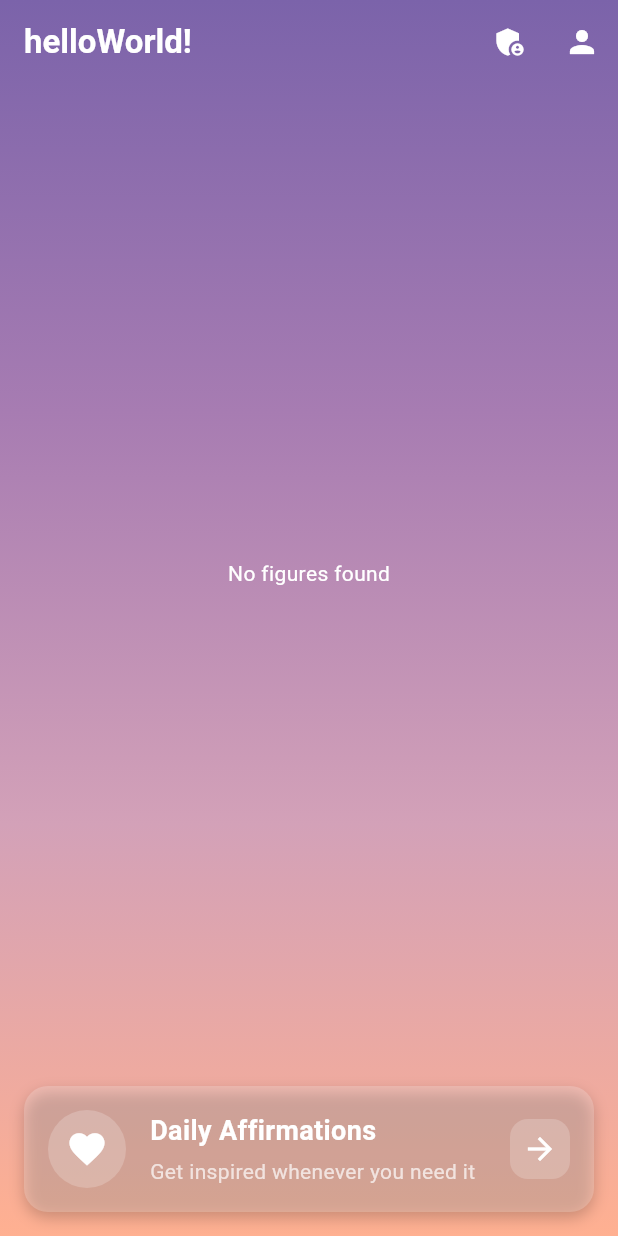
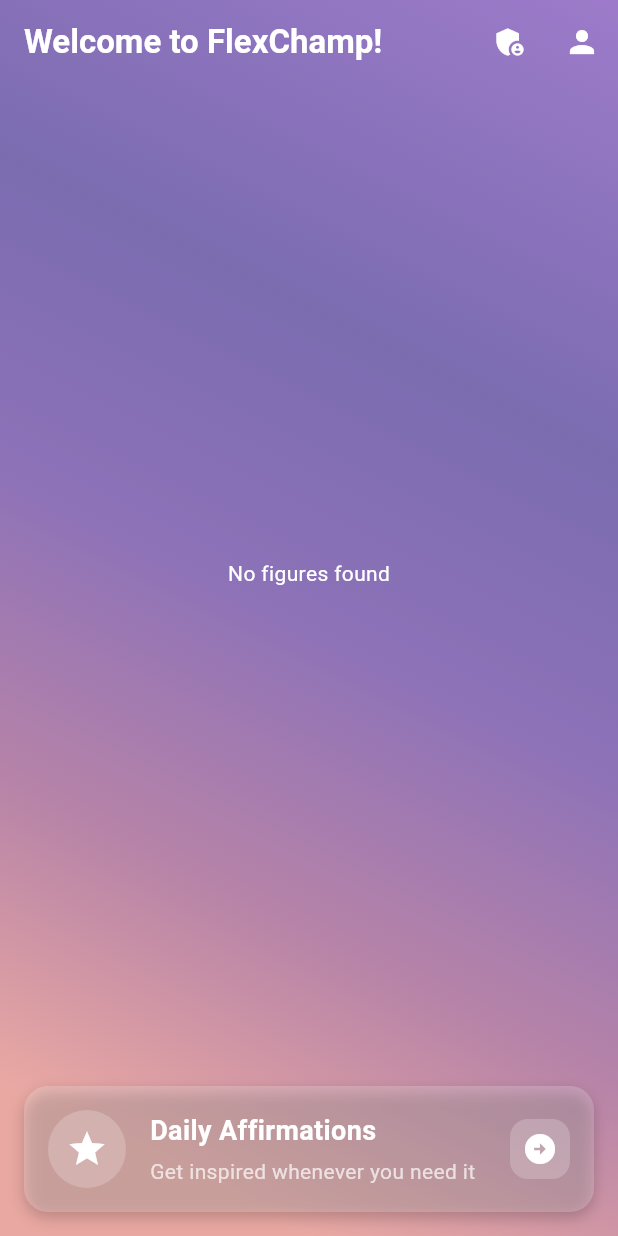
Before and after one commit to andrzejka-dev/flexchamp, a Flutter app: the screen it shows once a user with an empty profile is signed in, on a phone screen of 412 x 824 dp. Run offline on Flutter 3.47's test engine with Material 3 defaults, Android fonts, the phone set to English and light mode, and no system bars; our stand-ins replace bloc, cloud_firestore, dio, firebase_auth, firebase_core, firebase_storage and 3 more; missing offline and left inert: firebase_ui_auth; accounts and stored records are empty; generated files the repository leaves out were written again.

Commit message:
Change background colors in home_page.dart

```diff
--- a/lib/features/home/page/home_page.dart
+++ b/lib/features/home/page/home_page.dart
@@ -9,7 +9,6 @@ import 'package:flexchamp/features/home/cubit/figure_cubit.dart';
 import 'package:flexchamp/features/home/cubit/figure_state.dart';
 import 'package:flutter/material.dart';
 import 'package:flutter_bloc/flutter_bloc.dart';
-import 'package:flutter_gen/gen_l10n/app_localizations.dart';
 
 class HomePage extends StatelessWidget {
   final User currentUser;
@@ -30,7 +29,7 @@ class HomePage extends StatelessWidget {
           backgroundColor: Colors.transparent,
           elevation: 0,
           title: Text(
-            AppLocalizations.of(context)!.helloWorld,
+            'Welcome to FlexChamp!',
             style: const TextStyle(
                 color: Colors.white, fontWeight: FontWeight.bold),
           ),
@@ -62,44 +61,19 @@ class HomePage extends StatelessWidget {
             ),
           ],
         ),
-
-        //   Widget build(BuildContext context) {
-        //   return BlocProvider(
-        //     create: (context) => FigureCubit(FiguresRepository())..start(),
-        //     child: Scaffold(
-        //       backgroundColor: Colors.transparent,
-        //       extendBodyBehindAppBar: true,
-        //       appBar: AppBar(
-        //         backgroundColor: Colors.transparent,
-        //         elevation: 0,
-        //         title: Text(
-        //           AppLocalizations.of(context)!.helloWorld,
-        //           style: const TextStyle(color: Colors.white, fontWeight: FontWeight.bold),
-        //         ),
-        //         actions: [
-        //           IconButton(
-        //             onPressed: () {
-        //               Navigator.of(context).push(
-        //                 MaterialPageRoute(
-        //                   builder: (context) => const UserProfileScreen(),
-        //                 ),
-        //               );
-        //             },
-        //             icon: const Icon(Icons.person, color: Colors.white),
-        //           ),
-        //         ],
-        //       ),
         body: Container(
           decoration: const BoxDecoration(
             gradient: LinearGradient(
-              begin: Alignment.topCenter,
-              end: Alignment.bottomCenter,
+              begin: Alignment.topRight,
+              end: Alignment.bottomLeft,
               colors: [
-                Color(0xFF7B63AA),
-                Color(0xFFA77CB2),
-                Color(0xFFD3A1B8),
-                Color(0xFFFFB091),
+                Color(0xFF9D7BCA), // Purple-lavender (top left)
+                Color(0xFF7B6CB0), // Medium purple (center top)
+                Color(0xFF8D72B8), // Medium purple-blue (center)
+                Color(0xFFB683A8), // Pinkish purple (center bottom)
+                Color(0xFFE9A8A2),
               ],
+              stops: [0.0, 0.3, 0.5, 0.7, 0.9],
             ),
           ),
           child: SafeArea(
@@ -114,7 +88,8 @@ class HomePage extends StatelessWidget {
                           case Status.initial:
                           case Status.loading:
                             return const Center(
-                              child: CircularProgressIndicator(color: Colors.white),
+                              child: CircularProgressIndicator(
+                                  color: Colors.white),
                             );
 
                           case Status.success:
@@ -131,7 +106,8 @@ class HomePage extends StatelessWidget {
                               itemBuilder: (context, index) {
                                 final figureModel = state.figures[index];
                                 return Container(
-                                  margin: const EdgeInsets.symmetric(vertical: 8.0),
+                                  margin:
+                                      const EdgeInsets.symmetric(vertical: 8.0),
                                   decoration: BoxDecoration(
                                     color: Colors.white.withAlpha(51),
                                     borderRadius: BorderRadius.circular(16.0),
@@ -160,7 +136,8 @@ class HomePage extends StatelessWidget {
                                         width: 40,
                                         height: 40,
                                         fit: BoxFit.cover,
-                                        errorBuilder: (context, error, stackTrace) {
+                                        errorBuilder:
+                                            (context, error, stackTrace) {
                                           return Container(
                                             color: Colors.grey.shade300,
                                             child: const Icon(Icons.person,
@@ -191,10 +168,11 @@ class HomePage extends StatelessWidget {
                                         padding: const EdgeInsets.all(8.0),
                                         decoration: BoxDecoration(
                                           color: Colors.white.withAlpha(51),
-                                          borderRadius: BorderRadius.circular(12.0),
+                                          borderRadius:
+                                              BorderRadius.circular(12.0),
                                         ),
                                         child: const Icon(
-                                          Icons.arrow_forward,
+                                          Icons.arrow_circle_right,
                                           color: Colors.white,
                                         ),
                                       ),
@@ -229,7 +207,8 @@ class HomePage extends StatelessWidget {
                   ),
                 ),
                 Padding(
-                  padding: const EdgeInsets.symmetric(horizontal: 16.0, vertical: 16.0),
+                  padding: const EdgeInsets.symmetric(
+                      horizontal: 16.0, vertical: 16.0),
                   child: GestureDetector(
                     onTap: () {
                       Navigator.of(context).push(
@@ -260,7 +239,7 @@ class HomePage extends StatelessWidget {
                               shape: BoxShape.circle,
                             ),
                             child: const Icon(
-                              Icons.favorite,
+                              Icons.grade,
                               color: Colors.white,
                               size: 28,
                             ),
@@ -296,7 +275,7 @@ class HomePage extends StatelessWidget {
                               borderRadius: BorderRadius.circular(12.0),
                             ),
                             child: const Icon(
-                              Icons.arrow_forward,
+                              Icons.arrow_circle_right,
                               color: Colors.white,
                             ),
                           ),
--- a/lib/l10n/app_pl.arb
+++ b/lib/l10n/app_pl.arb
@@ -1,3 +1,3 @@
 {
-    "helloWorld": "Witaj!"
+    "Welcome to Flexchamp": "Witaj we FlexChamp!"
 }
```
